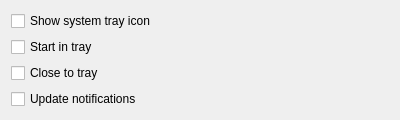
This is src/GUI/Preferences/PlayerPreferences/GUI_PlayerPreferences.ui in return42/sayonara as Qt 5 draws it before an edit. The edited form follows.
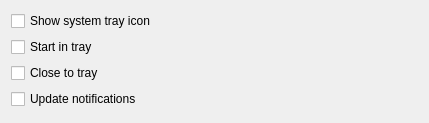
This is the edited form.

Patch:
```diff
--- a/src/GUI/Preferences/PlayerPreferences/GUI_PlayerPreferences.ui
+++ b/src/GUI/Preferences/PlayerPreferences/GUI_PlayerPreferences.ui
@@ -6,8 +6,8 @@
    <rect>
     <x>0</x>
     <y>0</y>
-    <width>400</width>
-    <height>115</height>
+    <width>429</width>
+    <height>123</height>
    </rect>
   </property>
   <layout class="QGridLayout" name="gridLayout">
```
Left out of the diff: 12 changed lines with no effect on the pictures.
